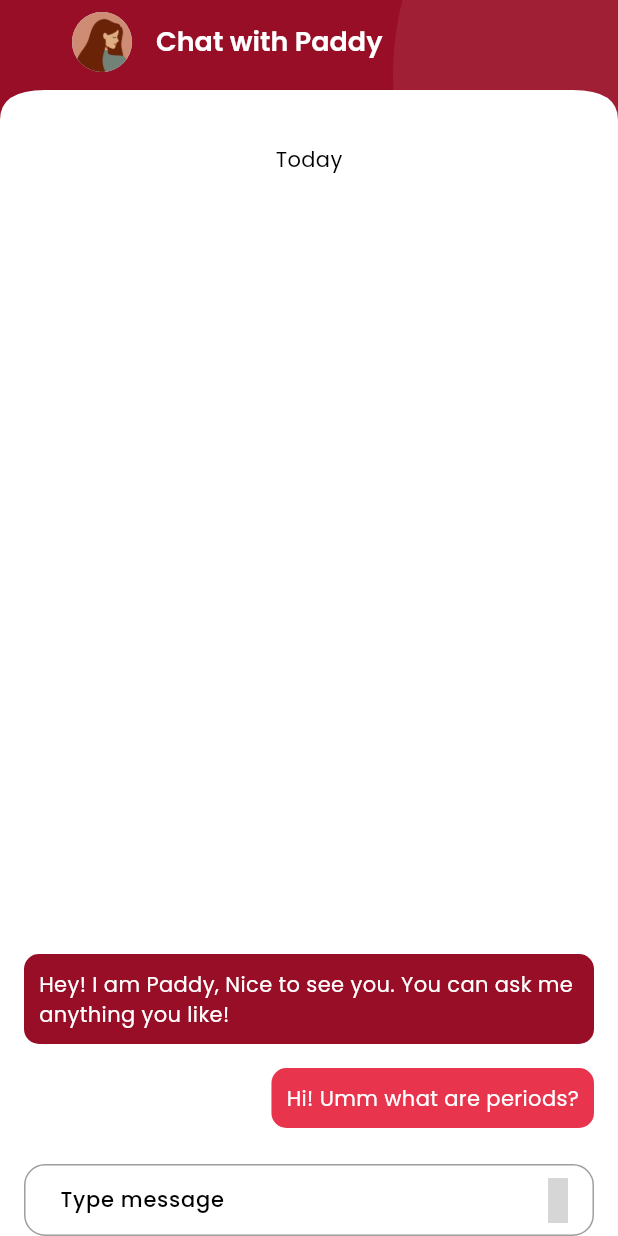
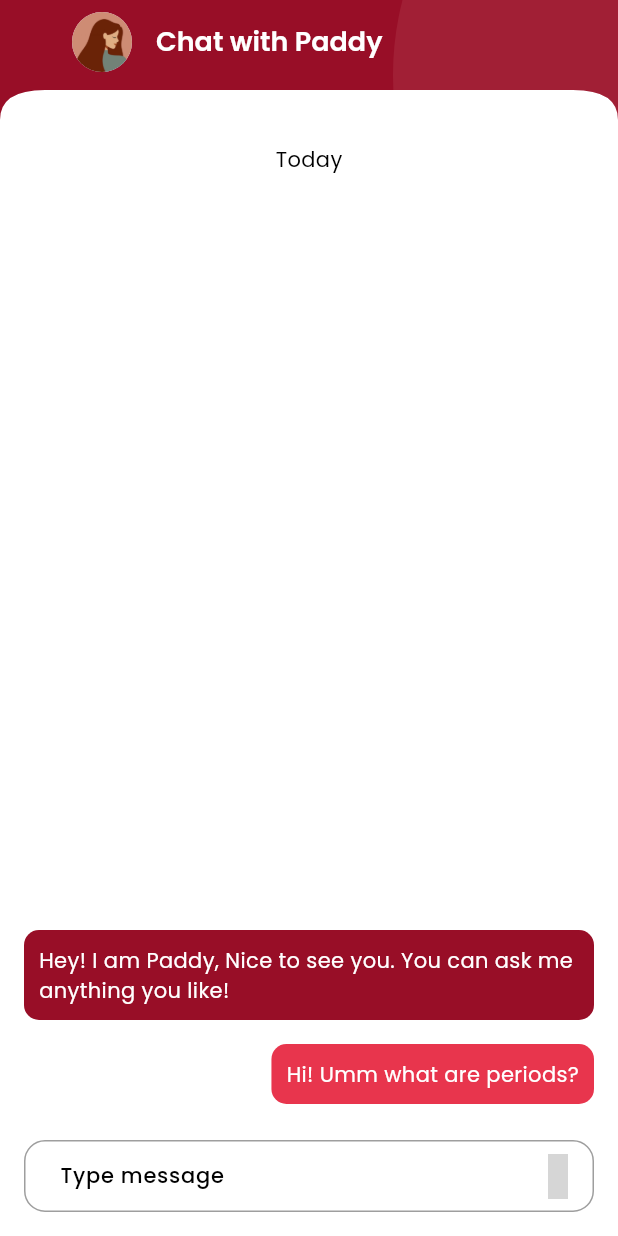
Before and after one commit to GSC-IIIT-Kota/Client, a Flutter app: the ChatScreen screen opened directly, on a phone screen of 412 x 824 dp. Run offline on Flutter 3.47's test engine with Material 3 defaults, Android fonts, the phone set to English and light mode, and no system bars; our stand-ins replace get, iconsax, smooth_page_indicator, youtube_player_flutter; grey boxes are pictures that could not be loaded.

Commit message:
Chatbot screen fixed for light mode

```diff
--- a/lib/features/chatbot/screens/widgets/chat_input.dart
+++ b/lib/features/chatbot/screens/widgets/chat_input.dart
@@ -2,14 +2,16 @@ import 'package:flutter/material.dart';
 import 'package:iconsax/iconsax.dart';
 import 'package:solution_challenge/utils/constants/colors.dart';
 import 'package:solution_challenge/utils/constants/sizes.dart';
+import 'package:solution_challenge/utils/helpers/helper_functions.dart';
 
 class PChatInput extends StatelessWidget {
   const PChatInput({Key? key}) : super(key: key);
 
   @override
   Widget build(BuildContext context) {
+    final dark = THelperFunctions.isDarkMode(context);
     return Container(
-      padding: const EdgeInsets.symmetric(horizontal: TSizes.md),
+      padding: const EdgeInsets.only(right: TSizes.md, left: TSizes.md, bottom: TSizes.md),
       child: Row(
         children: [
           Expanded(
@@ -18,7 +20,7 @@ class PChatInput extends StatelessWidget {
                 hintText: "Type message",
                 contentPadding: const EdgeInsets.only(top: 10, bottom: 10, left: 20), // Adjust the vertical padding
                 suffixIcon: IconButton(
-                  icon:const Icon(Iconsax.arrow_right5, size: 30, color: TColors.accent,),
+                  icon: Icon(Iconsax.arrow_right5, size: 30, color: dark ? TColors.accent : TColors.rani,),
                   onPressed: () {
                     // Handle send button press
                   },
```
